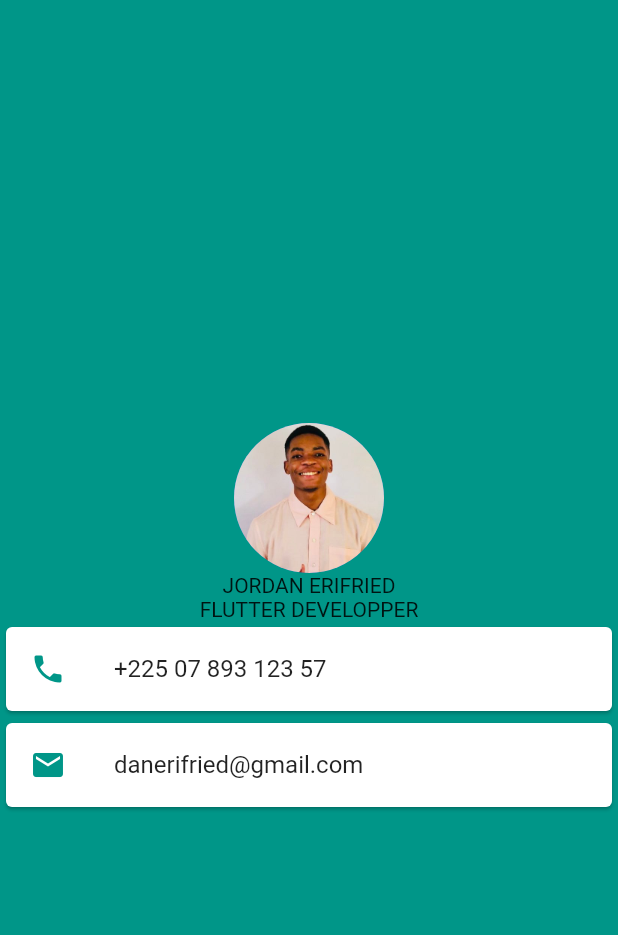
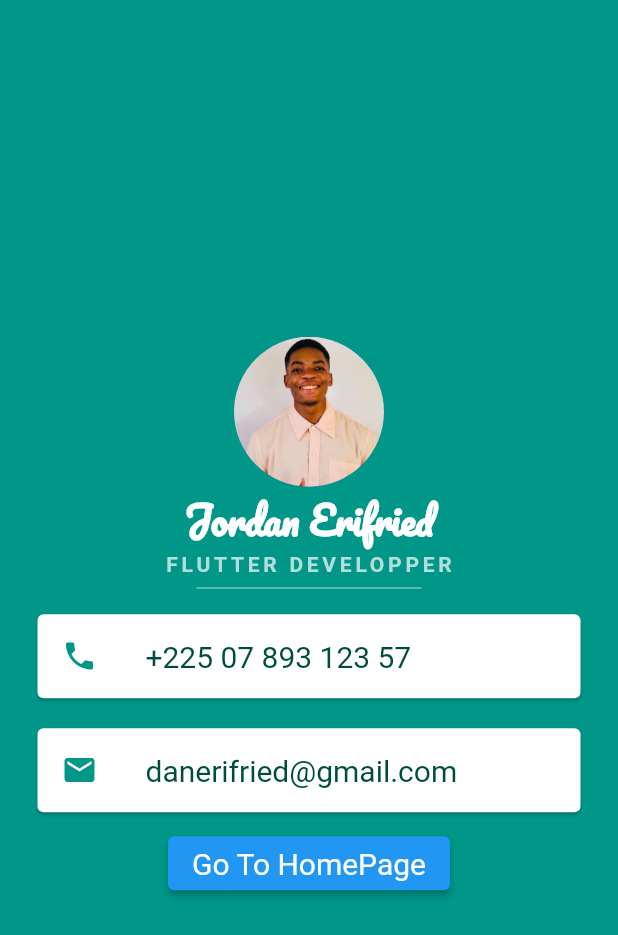
Before and after one commit to Jordan-erifried/MultiChoice, a Flutter app: the screen it shows after launch, after a tap on "CARD", on a phone screen of 412 x 824 dp. Shown: the top 935 px of the screen. Run offline on Flutter 3.47's test engine with Material 2 defaults, Android fonts, the phone set to English and light mode, and no system bars; Roboto replaces fonts that are missing (SourceSansPro).

Commit message:
Second Commit

```diff
--- a/lib/ask_me.dart
+++ b/lib/ask_me.dart
@@ -21,7 +21,7 @@ class _AskMeState extends State<AskMe> {
     return Scaffold(
       backgroundColor: Colors.blueAccent,
       appBar: AppBar(
-        title: Text('ASK ME ANYTHING'),
+        title: const Text('ASK ME ANYTHING'),
         backgroundColor: Colors.blue,
         centerTitle: true,
       ),
--- a/lib/main.dart
+++ b/lib/main.dart
@@ -60,7 +60,7 @@
                         context, MaterialPageRoute(builder: (context) => MyCard())
                       );
                     },
-                    child: Text('CARD'),
+                    child: const Text('CARD'),
                   )
                 ],
               ),
--- a/lib/my_card.dart
+++ b/lib/my_card.dart
@@ -1,51 +1,97 @@
 import 'package:flutter/material.dart';
+
+import 'main.dart';
 
 class MyCard extends StatelessWidget {
   const MyCard({Key? key}) : super(key: key);
 
   @override
   Widget build(BuildContext context) {
+    final ButtonStyle style = ElevatedButton.styleFrom(textStyle: const TextStyle(fontSize: 20));
     return SafeArea(
       child: Scaffold(
         backgroundColor: Colors.teal,
         body: Column(
           mainAxisAlignment: MainAxisAlignment.center,
           children: <Widget>[
-            CircleAvatar(
-              backgroundImage: AssetImage('images/erd.JPG'),
+            const CircleAvatar(
+             backgroundImage: AssetImage('images/erd.JPG'),
               radius: 50.0,
             ),
 
-            Text(
-              'JORDAN ERIFRIED'
+            const Text(
+                'Jordan Erifried',
+              style: TextStyle(
+                fontSize: 25.0,
+                color: Colors.white,
+                fontWeight: FontWeight.bold,
+                fontFamily:"Pacifico",
+              ),
             ),
 
             Text(
               'FLUTTER DEVELOPPER',
+              style: TextStyle(
+                fontFamily: "SourceSansPro",
+                color: Colors.teal.shade100,
+                letterSpacing: 2.5,
+                fontWeight: FontWeight.bold,
+              ),
+            ),
+
+            SizedBox(
+              height: 15.0,
+              width: 150.0,
+              child: Divider(
+                color: Colors.teal.shade100,
+              ),
             ),
 
             Card(
+              margin: const EdgeInsets.symmetric(vertical: 10.0, horizontal: 25.0),
               child: ListTile(
-                leading: Icon(
+                leading: const Icon(
                   Icons.phone,
                   color: Colors.teal,
                 ),
                 title: Text(
-                  '+225 07 893 123 57',
+                    '+225 07 893 123 57',
+                  style: TextStyle(
+                    color: Colors.teal.shade900,
+                    fontFamily: "SourceSansPro",
+                    fontSize: 20.0
+                  ),
                 ),
               ),
             ),
 
             Card(
+              margin: const EdgeInsets.symmetric(vertical: 10.0, horizontal: 25.0),
               child: ListTile(
-                leading: Icon(
+                leading: const Icon(
                   Icons.mail,
                   color: Colors.teal,
                 ),
                 title: Text(
-                  'danerifried@gmail.com',
+                    'danerifried@gmail.com',
+                  style: TextStyle(
+                      color: Colors.teal.shade900,
+                      fontFamily: "SourceSansPro",
+                      fontSize: 20.0
+                  ),
                 ),
               ),
+            ),
+
+            ElevatedButton(
+              child: const Text('Go To HomePage'),
+              style: style,
+              onPressed: () {
+                Navigator.push(
+                  context,
+                  MaterialPageRoute(builder: (context) => const MyApp()),
+                );
+              },
             ),
           ],
         ),
--- a/lib/my_dicee.dart
+++ b/lib/my_dicee.dart
@@ -1,6 +1,5 @@
 import 'dart:math';
 import 'package:flutter/material.dart';
-
 
 
 class Dicee extends StatefulWidget {
@@ -16,15 +15,15 @@ class _DiceeState extends State<Dicee> {
 
   void left() {
     setState(() {
-      leftDiceNumber = Random().nextInt(6) +1;
-      rightDiceNumber = Random().nextInt(6) + 1;
+      leftDiceNumber = Random().nextInt(6) + 1;
+      rightDiceNumber = Random().nextInt(6) +1;
     });
   }
 
   void right() {
     setState(() {
-      rightDiceNumber = Random().nextInt(6) + 1;
-      leftDiceNumber = Random().nextInt(6) +1;
+      rightDiceNumber = Random().nextInt(6) +1;
+      leftDiceNumber = Random().nextInt(6) + 1;
     });
   }
   @override
@@ -32,31 +31,30 @@ class _DiceeState extends State<Dicee> {
     return Scaffold(
       appBar: AppBar(
         backgroundColor: Colors.red,
-        title: Text('RANDOM DICEE NUMBER'),
+        title: const Text('Dicee App'),
         centerTitle: true,
       ),
       backgroundColor: Colors.red,
       body: Center(
         child: Row(
           children: <Widget>[
-
             Expanded(
               child: FlatButton(
+                  child: Image.asset('images/dice$leftDiceNumber.png'),
                   onPressed: () {
                     left();
                   },
-               child: Image.asset('images/dice$leftDiceNumber.png'),
               ),
             ),
 
             Expanded(
               child: FlatButton(
+                  child: Image.asset('images/dice$rightDiceNumber.png'),
                   onPressed: () {
                     right();
                   },
-                child: Image.asset('images/dice$rightDiceNumber.png'),
               ),
-            )
+            ),
           ],
         ),
       ),
```
Also changed, not shown: pubspec.yaml (+7 -1 lines). Lines whose indentation alone changed are shown as unchanged.
